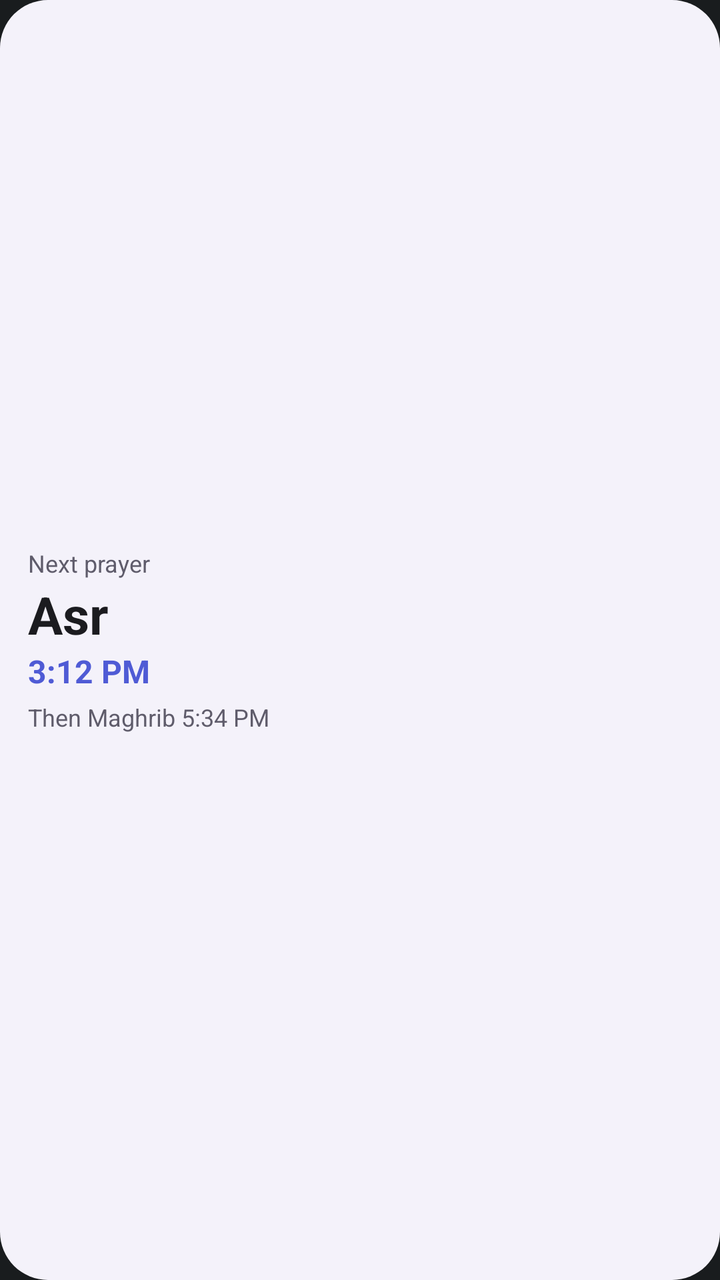
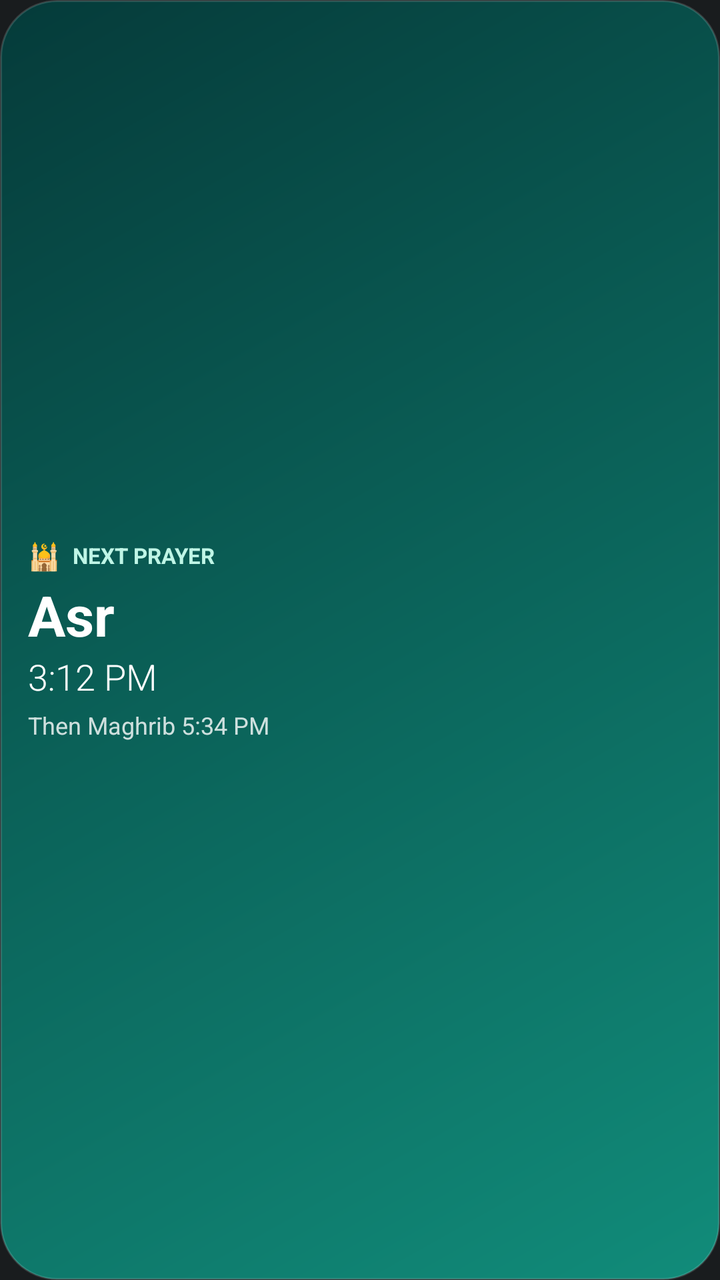

Before-and-after screenshots of an Android layout around one commit, followed by the original layout XML and the change that was made.
<!-- AndroidManifest.xml: application theme android:Theme.DeviceDefault.NoActionBar -->
<!-- res/layout/widget_prayer_preview.xml -->
<?xml version="1.0" encoding="utf-8"?>
<LinearLayout xmlns:android="http://schemas.android.com/apk/res/android"
    android:id="@+id/w_preview_root"
    android:layout_width="match_parent"
    android:layout_height="match_parent"
    android:background="@drawable/widget_bg"
    android:gravity="center_vertical"
    android:orientation="vertical"
    android:padding="14dp">

    <TextView
        android:id="@+id/w_title"
        android:text="@string/wp_prayer_title"
        android:layout_width="wrap_content"
        android:layout_height="wrap_content"
        android:textColor="@color/widget_text_secondary"
        android:textSize="12sp" />

    <TextView
        android:id="@+id/w_name"
        android:text="@string/wp_prayer_name"
        android:layout_width="wrap_content"
        android:layout_height="wrap_content"
        android:maxLines="2"
        android:textColor="@color/widget_text"
        android:textSize="26sp"
        android:textStyle="bold" />

    <TextView
        android:id="@+id/w_time"
        android:text="@string/wp_prayer_time"
        android:layout_width="wrap_content"
        android:layout_height="wrap_content"
        android:maxLines="1"
        android:textColor="@color/widget_accent"
        android:textSize="16sp"
        android:textStyle="bold" />

    <TextView
        android:id="@+id/w_next"
        android:text="@string/wp_prayer_next"
        android:layout_width="wrap_content"
        android:layout_height="wrap_content"
        android:layout_marginTop="4dp"
        android:maxLines="1"
        android:textColor="@color/widget_text_secondary"
        android:textSize="12sp" />
</LinearLayout>
<!-- resources referenced by this layout -->
<resources>
  <color name="widget_accent">#4F5BD5</color>
  <color name="widget_text">#1B1B1F</color>
  <color name="widget_text_secondary">#5F5C6B</color>
  <!-- drawable widget_bg (drawable) -->
  <?xml version="1.0" encoding="utf-8"?>
  <shape xmlns:android="http://schemas.android.com/apk/res/android" android:shape="rectangle">
      <solid android:color="@color/widget_bg" />
      <corners android:radius="24dp" />
  </shape>
  <string name="wp_prayer_name">Asr</string>
  <string name="wp_prayer_next">Then Maghrib 5:34 PM</string>
  <string name="wp_prayer_time">3:12 PM</string>
  <string name="wp_prayer_title">Next prayer</string>
  <color name="widget_bg">#F4F2FA</color>
</resources>

<!-- the commit's change to res/layout/widget_prayer_preview.xml (unified diff, before → after) -->
@@ -1,48 +1,16 @@
 <?xml version="1.0" encoding="utf-8"?>
-<LinearLayout xmlns:android="http://schemas.android.com/apk/res/android"
-    android:id="@+id/w_preview_root"
+<FrameLayout xmlns:android="http://schemas.android.com/apk/res/android"
+    android:id="@+id/w_root"
     android:layout_width="match_parent"
-    android:layout_height="match_parent"
-    android:background="@drawable/widget_bg"
-    android:gravity="center_vertical"
-    android:orientation="vertical"
-    android:padding="14dp">
-
-    <TextView
-        android:id="@+id/w_title"
-        android:text="@string/wp_prayer_title"
-        android:layout_width="wrap_content"
-        android:layout_height="wrap_content"
-        android:textColor="@color/widget_text_secondary"
-        android:textSize="12sp" />
-
-    <TextView
-        android:id="@+id/w_name"
-        android:text="@string/wp_prayer_name"
-        android:layout_width="wrap_content"
-        android:layout_height="wrap_content"
-        android:maxLines="2"
-        android:textColor="@color/widget_text"
-        android:textSize="26sp"
-        android:textStyle="bold" />
-
-    <TextView
-        android:id="@+id/w_time"
-        android:text="@string/wp_prayer_time"
-        android:layout_width="wrap_content"
-        android:layout_height="wrap_content"
-        android:maxLines="1"
-        android:textColor="@color/widget_accent"
-        android:textSize="16sp"
-        android:textStyle="bold" />
-
-    <TextView
-        android:id="@+id/w_next"
-        android:text="@string/wp_prayer_next"
-        android:layout_width="wrap_content"
-        android:layout_height="wrap_content"
-        android:layout_marginTop="4dp"
-        android:maxLines="1"
-        android:textColor="@color/widget_text_secondary"
-        android:textSize="12sp" />
+    android:layout_height="match_parent">
+<ImageView android:id="@+id/w_bg" android:layout_width="match_parent" android:layout_height="match_parent" android:contentDescription="@null" android:scaleType="fitXY" android:src="@drawable/wbg_sig_prayer" />
+<LinearLayout android:layout_width="match_parent" android:layout_height="match_parent" android:orientation="vertical" android:gravity="center_vertical" android:padding="14dp">
+<LinearLayout android:layout_width="wrap_content" android:layout_height="wrap_content" android:orientation="horizontal" android:gravity="center_vertical">
+<TextView android:layout_width="wrap_content" android:layout_height="wrap_content" android:maxLines="1" android:ellipsize="end" android:textColor="#FFBFF5E6" android:textSize="13sp" android:text="🕌" />
+<TextView android:id="@+id/w_title" android:layout_width="wrap_content" android:layout_height="wrap_content" android:layout_marginStart="6dp" android:maxLines="1" android:ellipsize="end" android:textColor="#FFBFF5E6" android:textSize="11sp" android:textStyle="bold" android:text="@string/wp_prayer_title" android:textAllCaps="true" />
 </LinearLayout>
+<TextView android:id="@+id/w_name" android:layout_width="wrap_content" android:layout_height="wrap_content" android:layout_marginTop="2dp" android:maxLines="1" android:ellipsize="end" android:textColor="#FFFFFFFF" android:textSize="28sp" android:textStyle="bold" android:text="@string/wp_prayer_name" />
+<TextView android:id="@+id/w_time" android:layout_width="wrap_content" android:layout_height="wrap_content" android:maxLines="1" android:ellipsize="end" android:textColor="#FFFFFFFF" android:textSize="18sp" android:fontFamily="sans-serif-light" android:text="@string/wp_prayer_time" />
+<TextView android:id="@+id/w_next" android:layout_width="wrap_content" android:layout_height="wrap_content" android:layout_marginTop="4dp" android:maxLines="1" android:ellipsize="end" android:textColor="#CCFFFFFF" android:textSize="12sp" android:text="@string/wp_prayer_next" />
+</LinearLayout>
+</FrameLayout>
<!-- resource entries referenced after the edit -->
@@ -1,18 +1,15 @@
 <!-- resources referenced by this layout -->
 <resources>
-  <color name="widget_accent">#4F5BD5</color>
-  <color name="widget_text">#1B1B1F</color>
-  <color name="widget_text_secondary">#5F5C6B</color>
-  <!-- drawable widget_bg (drawable) -->
+  <!-- drawable wbg_sig_prayer (drawable) -->
   <?xml version="1.0" encoding="utf-8"?>
   <shape xmlns:android="http://schemas.android.com/apk/res/android" android:shape="rectangle">
-      <solid android:color="@color/widget_bg" />
-      <corners android:radius="24dp" />
+      <gradient android:angle="315" android:endColor="#FF118C7A" android:startColor="#FF053B3A" />
+      <corners android:radius="28dp" />
+      <stroke android:width="1dp" android:color="#26FFFFFF" />
   </shape>
   <string name="wp_prayer_name">Asr</string>
   <string name="wp_prayer_next">Then Maghrib 5:34 PM</string>
   <string name="wp_prayer_time">3:12 PM</string>
   <string name="wp_prayer_title">Next prayer</string>
-  <color name="widget_bg">#F4F2FA</color>
 </resources>
 
